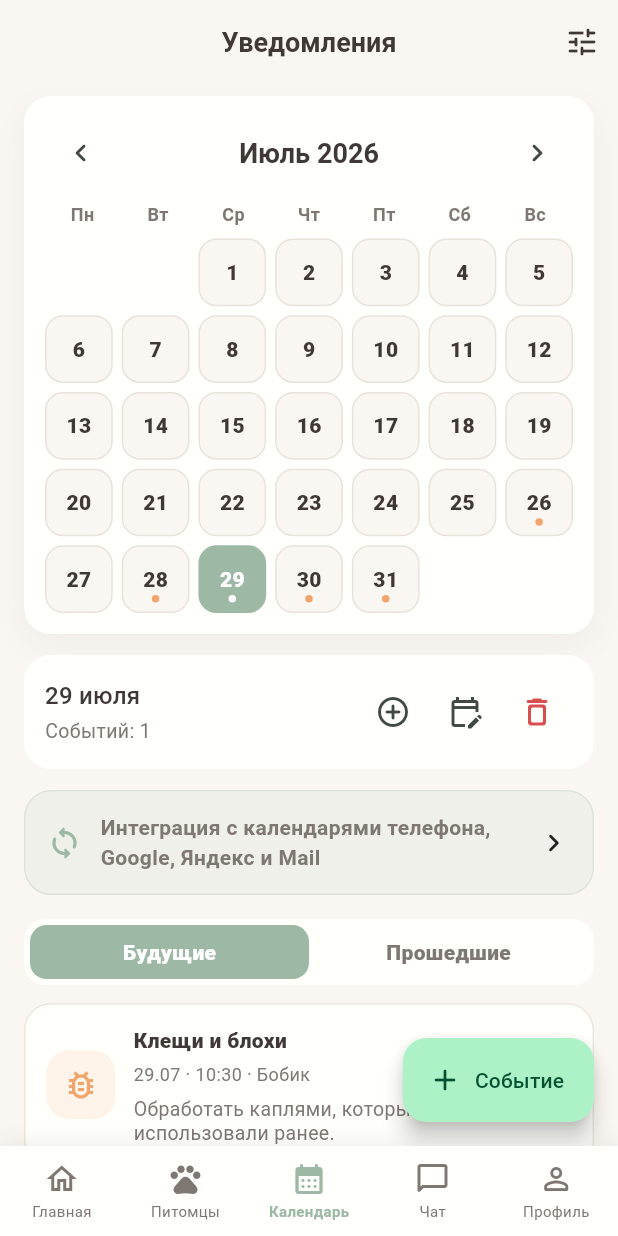
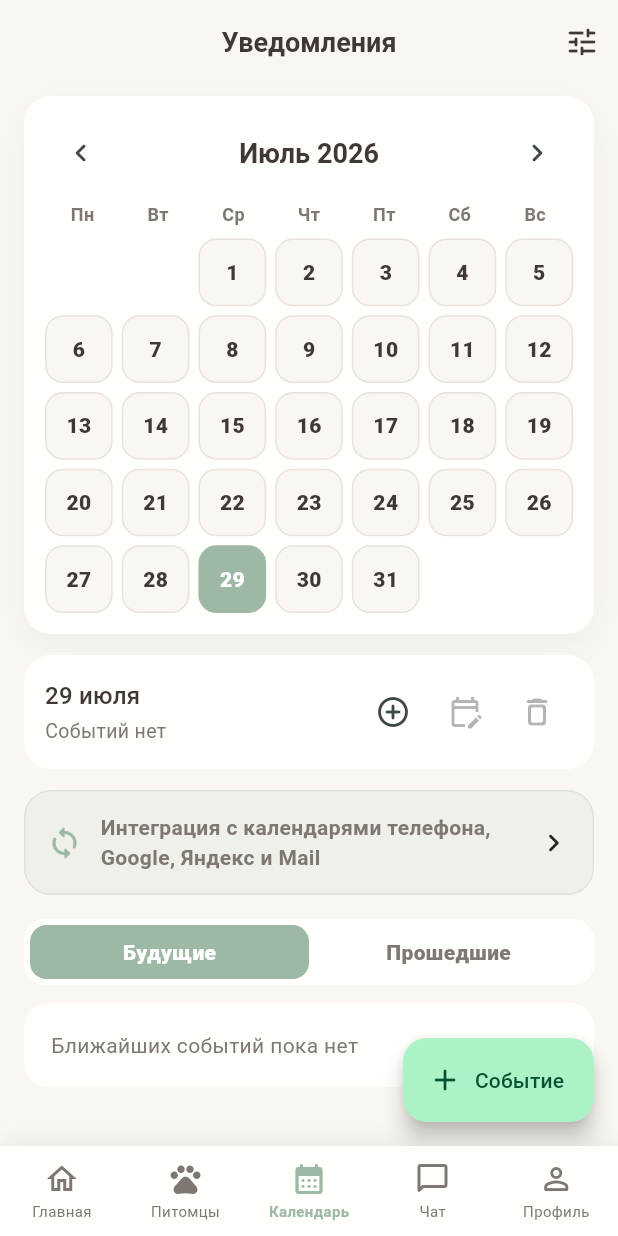
Before and after one commit to anton-stv/lapkoyeth, a Flutter app: the NotificationsCenterScreen screen opened by its route, after a tap on "Открыть календарь", on a phone screen of 412 x 824 dp. Run offline on Flutter 3.47's test engine with Material 3 defaults, Android fonts, the phone set to English and light mode, and no system bars; our stand-ins replace flutter_riverpod, go_router, hive_flutter, image_picker; accounts and stored records are empty.

Commit message:
Polish notifications and remove demo data

```diff
--- a/lib/core/theme/app_theme.dart
+++ b/lib/core/theme/app_theme.dart
@@ -32,12 +32,12 @@ class AppTheme {
           style: ElevatedButton.styleFrom(
             backgroundColor: AppColors.primary,
             foregroundColor: Colors.white,
-            minimumSize: const Size(double.infinity, 52),
+            minimumSize: const Size(double.infinity, 48),
             shape: RoundedRectangleBorder(
               borderRadius: BorderRadius.circular(14),
             ),
             textStyle: const TextStyle(
-              fontSize: 16,
+              fontSize: 14,
               fontWeight: FontWeight.w600,
             ),
           ),
@@ -46,12 +46,12 @@ class AppTheme {
           style: OutlinedButton.styleFrom(
             foregroundColor: AppColors.primary,
             side: const BorderSide(color: AppColors.primary),
-            minimumSize: const Size(double.infinity, 52),
+            minimumSize: const Size(double.infinity, 48),
             shape: RoundedRectangleBorder(
               borderRadius: BorderRadius.circular(14),
             ),
             textStyle: const TextStyle(
-              fontSize: 16,
+              fontSize: 14,
               fontWeight: FontWeight.w600,
             ),
           ),
--- a/lib/features/home/screens/home_screen.dart
+++ b/lib/features/home/screens/home_screen.dart
@@ -98,7 +98,7 @@ class _HomeHeader extends ConsumerWidget {
               icon: Icons.person_outline_rounded,
               badgeText: profileIncomplete ? '!' : null,
               badgeColor: AppColors.warning,
-              onTap: () => context.push('/profile'),
+              onTap: () => context.go('/profile'),
             ),
           ],
         ),
--- a/lib/features/home/widgets/quick_actions_section.dart
+++ b/lib/features/home/widgets/quick_actions_section.dart
@@ -479,6 +479,7 @@ class QuickActionsSection extends ConsumerWidget {
         await ref
             .read(petsProvider.notifier)
             .updatePet(pet.copyWith(weight: val));
+        ref.invalidate(weightRecordsProvider(pet.id!));
         if (context.mounted) {
           ScaffoldMessenger.of(context).showSnackBar(
             SnackBar(content: Text('Вес ${pet.name}: $val кг сохранён')),
--- a/lib/features/notifications/providers/notifications_provider.dart
+++ b/lib/features/notifications/providers/notifications_provider.dart
@@ -23,8 +23,7 @@ final latestUnreadNotificationProvider = Provider<NotificationEvent?>((ref) {
 
 class NotificationsNotifier extends Notifier<List<NotificationEvent>> {
   @override
-  List<NotificationEvent> build() =>
-      buildStubNotificationEvents(DateTime.now());
+  List<NotificationEvent> build() => const [];
 
   void addOrUpdate(NotificationEvent event) {
     final exists = state.any((item) => item.id == event.id);
--- a/lib/features/notifications/screens/notifications_screen.dart
+++ b/lib/features/notifications/screens/notifications_screen.dart
@@ -1,5 +1,3 @@
-import 'dart:async';
-
 import 'package:flutter/material.dart';
 import 'package:flutter_riverpod/flutter_riverpod.dart';
 import 'package:go_router/go_router.dart';
@@ -21,7 +19,6 @@ class NotificationsScreen extends ConsumerStatefulWidget {
 class _NotificationsScreenState extends ConsumerState<NotificationsScreen> {
   late DateTime _selectedDate;
   _EventsTab _tab = _EventsTab.upcoming;
-  final Set<String> _queuedAutoRead = {};
 
   @override
   void initState() {
@@ -35,7 +32,7 @@ class _NotificationsScreenState extends ConsumerState<NotificationsScreen> {
     final events = ref.watch(notificationsProvider);
     final selectedEvents =
         events
-            .where((event) => isSameCalendarDay(event.date, _selectedDate))
+            .where((event) => notificationOccursOn(event, _selectedDate))
             .toList()
           ..sort(compareNotificationEvents);
     final shownEvents = _visibleEvents(events);
@@ -96,12 +93,14 @@ class _NotificationsScreenState extends ConsumerState<NotificationsScreen> {
                 padding: const EdgeInsets.only(bottom: 10),
                 child: _EventTile(
                   event: event,
-                  isPast: event.date.isBefore(_today()),
-                  onTap: () => _openEventDetails(event),
+                  isPast: _isPastEvent(event),
+                  onTap: () {
+                    ref.read(notificationsProvider.notifier).markRead(event.id);
+                    _openEventDetails(event);
+                  },
                   onEdit: () =>
                       _openEventSheet(event: event, initialDate: event.date),
                   onDelete: () => _deleteEvent(event),
-                  onVisibleUnread: () => _scheduleAutoRead(event),
                 ),
               ),
             ),
@@ -111,9 +110,8 @@ class _NotificationsScreenState extends ConsumerState<NotificationsScreen> {
   }
 
   List<NotificationEvent> _visibleEvents(List<NotificationEvent> source) {
-    final today = _today();
     final events = source.where((event) {
-      final isPast = event.date.isBefore(today);
+      final isPast = _isPastEvent(event);
       return _tab == _EventsTab.past ? isPast : !isPast;
     }).toList()..sort(compareNotificationEvents);
     if (_tab == _EventsTab.past) {
@@ -127,14 +125,12 @@ class _NotificationsScreenState extends ConsumerState<NotificationsScreen> {
     return DateTime(now.year, now.month, now.day);
   }
 
-  void _scheduleAutoRead(NotificationEvent event) {
-    if (event.isRead || _queuedAutoRead.contains(event.id)) return;
-    _queuedAutoRead.add(event.id);
-    Timer(const Duration(seconds: 1), () {
-      if (!mounted) return;
-      ref.read(notificationsProvider.notifier).markRead(event.id);
-      _queuedAutoRead.remove(event.id);
-    });
+  bool _isPastEvent(NotificationEvent event) {
+    final today = _today();
+    if (!event.isRecurring) return event.date.isBefore(today);
+    final until = event.repeatUntil;
+    if (until == null) return false;
+    return DateTime(until.year, until.month, until.day).isBefore(today);
   }
 
   Future<void> _openEventSheet({
@@ -234,16 +230,6 @@ class NotificationsCenterScreen extends ConsumerWidget {
     final shownEvents = events.take(6).toList();
     final unread = events.where((event) => !event.isRead).length;
 
-    WidgetsBinding.instance.addPostFrameCallback((_) {
-      ref
-          .read(notificationsProvider.notifier)
-          .markReadMany(
-            shownEvents
-                .where((event) => !event.isRead)
-                .map((event) => event.id),
-          );
-    });
-
     return Scaffold(
       backgroundColor: AppColors.background,
       appBar: AppBar(title: const Text('Центр уведомлений')),
@@ -257,11 +243,20 @@ class NotificationsCenterScreen extends ConsumerWidget {
               padding: const EdgeInsets.only(bottom: 10),
               child: _EventTile(
                 event: event,
-                isPast: event.date.isBefore(_today()),
-                onTap: () => context.go('/calendar'),
+                isPast: _isPastEvent(event),
+                onTap: () {
+                  ref.read(notificationsProvider.notifier).markRead(event.id);
+                  context.go('/calendar');
+                },
                 onEdit: () => context.go('/calendar'),
-                onDelete: () => context.go('/calendar'),
-                onVisibleUnread: () {},
+                onDelete: () {
+                  ref.read(notificationsProvider.notifier).delete(event);
+                  ScaffoldMessenger.of(context).showSnackBar(
+                    SnackBar(
+                      content: Text('Событие «${event.title}» удалено'),
+                    ),
+                  );
+                },
               ),
             ),
           ),
@@ -282,6 +277,14 @@ class NotificationsCenterScreen extends ConsumerWidget {
   DateTime _today() {
     final now = DateTime.now();
     return DateTime(now.year, now.month, now.day);
+  }
+
+  bool _isPastEvent(NotificationEvent event) {
+    final today = _today();
+    if (!event.isRecurring) return event.date.isBefore(today);
+    final until = event.repeatUntil;
+    if (until == null) return false;
+    return DateTime(until.year, until.month, until.day).isBefore(today);
   }
 }
 
@@ -376,7 +379,7 @@ class _CalendarCard extends StatelessWidget {
               if (date == null) return const SizedBox.shrink();
               final selected = isSameCalendarDay(date, selectedDate);
               final hasEvents = events.any(
-                (event) => isSameCalendarDay(event.date, date),
+                (event) => notificationOccursOn(event, date),
               );
               return _DayCell(
                 date: date,
@@ -651,13 +654,12 @@ class _TabButton extends StatelessWidget {
   }
 }
 
-class _EventTile extends StatefulWidget {
+class _EventTile extends StatelessWidget {
   final NotificationEvent event;
   final bool isPast;
   final VoidCallback onTap;
   final VoidCallback onEdit;
   final VoidCallback onDelete;
-  final VoidCallback onVisibleUnread;
 
   const _EventTile({
     required this.event,
@@ -665,41 +667,37 @@ class _EventTile extends StatefulWidget {
     required this.onTap,
     required this.onEdit,
     required this.onDelete,
-    required this.onVisibleUnread,
   });
 
   @override
-  State<_EventTile> createState() => _EventTileState();
-}
-
-class _EventTileState extends State<_EventTile> {
-  @override
-  void initState() {
-    super.initState();
-    WidgetsBinding.instance.addPostFrameCallback((_) {
-      if (mounted && !widget.event.isRead) {
-        widget.onVisibleUnread();
-      }
-    });
-  }
-
-  @override
   Widget build(BuildContext context) {
-    final event = widget.event;
-    return InkWell(
+    return Dismissible(
+      key: ValueKey(event.id),
+      direction: DismissDirection.endToStart,
+      background: Container(
+        alignment: Alignment.centerRight,
+        padding: const EdgeInsets.symmetric(horizontal: 18),
+        decoration: BoxDecoration(
+          color: AppColors.error,
           borderRadius: BorderRadius.circular(18),
-      onTap: widget.onTap,
+        ),
+        child: const Icon(Icons.delete_outline_rounded, color: Colors.white),
+      ),
+      onDismissed: (_) => onDelete(),
       child: Container(
         padding: const EdgeInsets.all(14),
         decoration: BoxDecoration(
           color: AppColors.surface,
           borderRadius: BorderRadius.circular(18),
           border: Border.all(
-            color: !event.isRead && widget.isPast
+            color: !event.isRead && isPast
                 ? AppColors.accent.withAlpha(120)
                 : const Color(0xFFEDE6DD),
           ),
         ),
+        child: InkWell(
+          borderRadius: BorderRadius.circular(18),
+          onTap: onTap,
           child: Row(
             children: [
               Container(
@@ -750,6 +748,7 @@ class _EventTileState extends State<_EventTile> {
                         fontSize: 12,
                       ),
                     ),
+                    if (event.description.isNotEmpty) ...[
                       const SizedBox(height: 6),
                       Text(
                         event.description,
@@ -762,13 +761,14 @@ class _EventTileState extends State<_EventTile> {
                         ),
                       ),
                     ],
+                  ],
                 ),
               ),
               PopupMenuButton<String>(
                 icon: const Icon(Icons.more_vert_rounded),
                 onSelected: (value) {
-                if (value == 'edit') widget.onEdit();
-                if (value == 'delete') widget.onDelete();
+                  if (value == 'edit') onEdit();
+                  if (value == 'delete') onDelete();
                 },
                 itemBuilder: (context) => const [
                   PopupMenuItem(value: 'edit', child: Text('Изменить')),
@@ -776,6 +776,7 @@ class _EventTileState extends State<_EventTile> {
                 ],
               ),
             ],
+          ),
         ),
       ),
     );
@@ -918,7 +919,12 @@ class _EventEditorSheetState extends State<_EventEditorSheet> {
           const SizedBox(height: 12),
           SwitchListTile(
             value: _isRecurring,
-            onChanged: (value) => setState(() => _isRecurring = value),
+            onChanged: (value) => setState(() {
+              _isRecurring = value;
+              if (value && _repeatWeekdays.isEmpty) {
+                _repeatWeekdays = const [1, 2, 3, 4, 5, 6, 7];
+              }
+            }),
             title: const Text('Регулярное событие'),
             subtitle: const Text('Дни повторения и дата завершения'),
             contentPadding: EdgeInsets.zero,
@@ -1012,7 +1018,7 @@ class _EventEditorSheetState extends State<_EventEditorSheet> {
   NotificationEvent _blankEvent() => NotificationEvent(
     id: 'event-${DateTime.now().microsecondsSinceEpoch}',
     title: '',
-    petName: 'Бобик',
+    petName: 'Питомец',
     date: _date,
     time: _time,
     description: '',
--- a/lib/models/notification_event_model.dart
+++ b/lib/models/notification_event_model.dart
@@ -114,69 +114,24 @@ final notificationPresets = <NotificationPreset>[
   ),
 ];
 
-List<NotificationEvent> buildStubNotificationEvents(DateTime now) {
-  final today = DateTime(now.year, now.month, now.day);
-  return [
-    NotificationEvent(
-      id: 'event-1',
-      title: 'Клещи и блохи',
-      petName: 'Бобик',
-      date: today,
-      time: const TimeOfDay(hour: 10, minute: 30),
-      description: 'Обработать каплями, которые использовали ранее.',
-      icon: Icons.bug_report_outlined,
-      color: AppColors.accent,
-      fromPreset: true,
-    ),
-    NotificationEvent(
-      id: 'event-2',
-      title: 'Плановый врач',
-      petName: 'Бобик',
-      date: today.add(const Duration(days: 1)),
-      time: const TimeOfDay(hour: 15, minute: 0),
-      description: 'Ветеринар, чек ап и анализы.',
-      icon: Icons.local_hospital_outlined,
-      color: AppColors.primary,
-    ),
-    NotificationEvent(
-      id: 'event-3',
-      title: 'Кормление',
-      petName: 'Мурка',
-      date: today.add(const Duration(days: 2)),
-      time: const TimeOfDay(hour: 9, minute: 0),
-      description: 'Утренний рацион и вода.',
-      icon: Icons.restaurant_outlined,
-      color: AppColors.secondary,
-      isRecurring: true,
-      repeatWeekdays: [1, 2, 3, 4, 5],
-    ),
-    NotificationEvent(
-      id: 'event-4',
-      title: 'Груминг',
-      petName: 'Бобик',
-      date: today.subtract(const Duration(days: 1)),
-      time: const TimeOfDay(hour: 12, minute: 20),
-      description: 'Стрижка когтей и уход.',
-      icon: Icons.content_cut_rounded,
-      color: AppColors.warning,
-      isRead: false,
-    ),
-    NotificationEvent(
-      id: 'event-5',
-      title: 'Прогулка',
-      petName: 'Бобик',
-      date: today.subtract(const Duration(days: 3)),
-      time: const TimeOfDay(hour: 18, minute: 0),
-      description: 'Вечерняя прогулка.',
-      icon: Icons.directions_walk_rounded,
-      color: AppColors.teal,
-      isRead: true,
-    ),
-  ];
-}
-
 bool isSameCalendarDay(DateTime a, DateTime b) =>
     a.year == b.year && a.month == b.month && a.day == b.day;
+
+bool notificationOccursOn(NotificationEvent event, DateTime date) {
+  final day = DateTime(date.year, date.month, date.day);
+  final start = DateTime(event.date.year, event.date.month, event.date.day);
+  if (!event.isRecurring) return isSameCalendarDay(start, day);
+  if (day.isBefore(start)) return false;
+  final until = event.repeatUntil;
+  if (until != null) {
+    final end = DateTime(until.year, until.month, until.day);
+    if (day.isAfter(end)) return false;
+  }
+  final weekdays = event.repeatWeekdays.isEmpty
+      ? const [1, 2, 3, 4, 5, 6, 7]
+      : event.repeatWeekdays;
+  return weekdays.contains(day.weekday);
+}
 
 int compareNotificationEvents(NotificationEvent a, NotificationEvent b) {
   final dateCompare = a.date.compareTo(b.date);
```
Also changed, not shown: lib/core/database/database_helper.dart (+15 -17 lines), lib/features/home/widgets/reminders_section.dart (+77 -104 lines), lib/features/home/widgets/stories_row.dart (+5 -3 lines), lib/features/pets/screens/add_pet_screen.dart (+12 -5 lines), lib/models/reminder_model.dart (deleted, +0 -50 lines), lib/models/story_model.dart (+1 -18 lines). Lines whose indentation alone changed are shown as unchanged.
